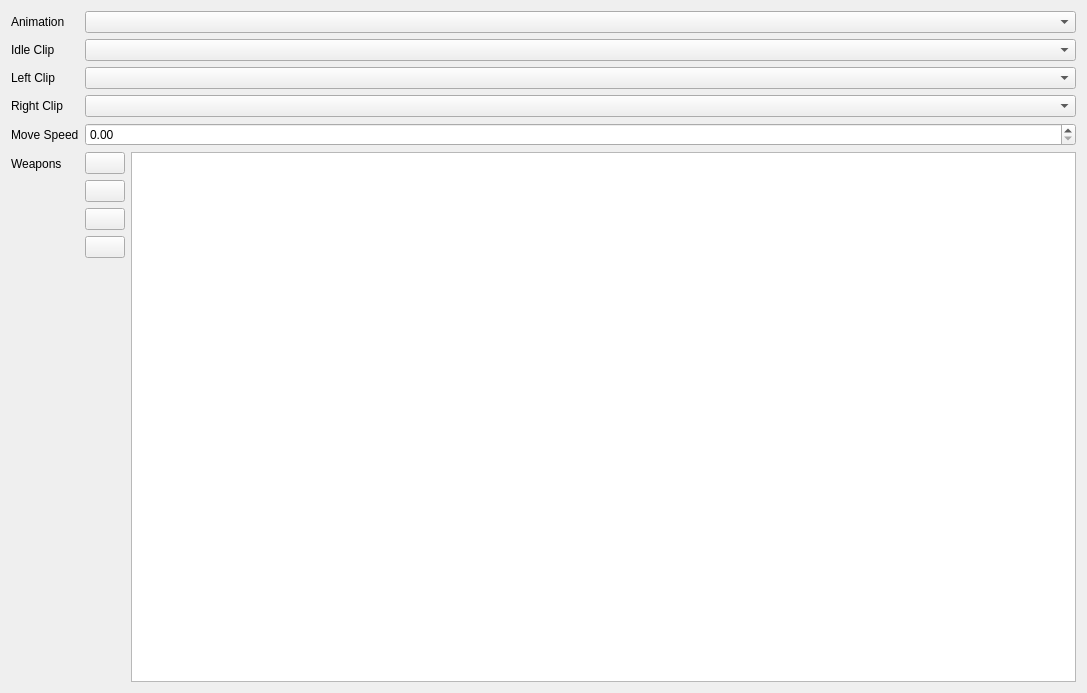
The window that tools/def_editor/ui/player.ui (aleios/SpaceProjectDreamcast) describes before a commit, drawn with Qt 5.
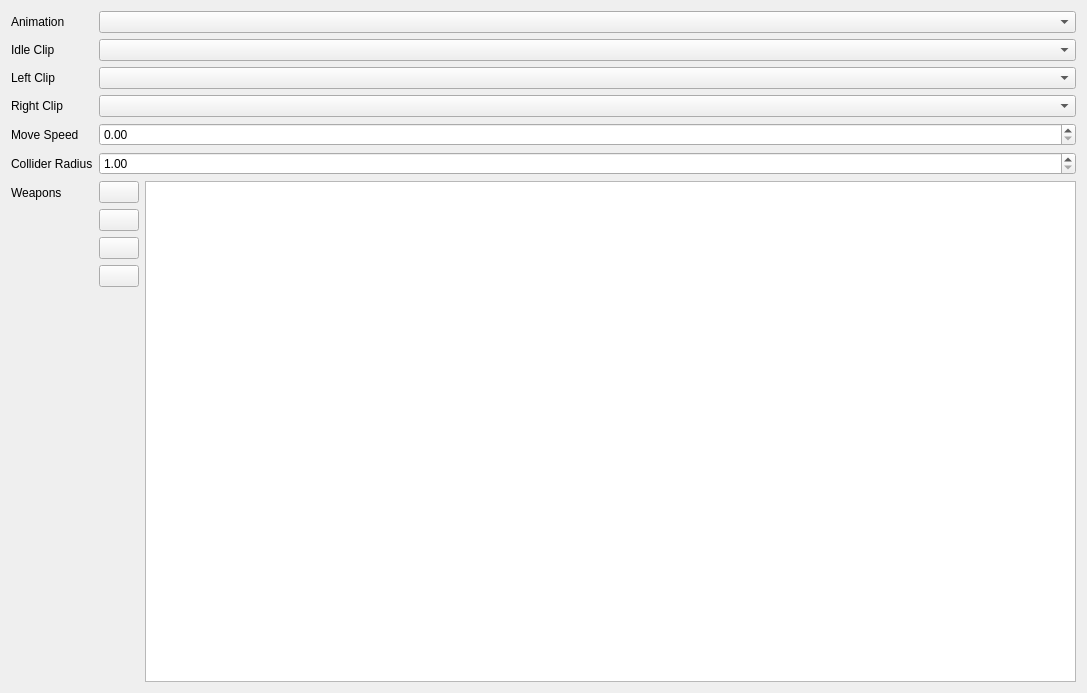
The same window after the commit. Icons and pictures are not drawn.

Commit message: feat: Collision radius for player and remove hardcoded values. feat: Debug render for colliders.

The edit to the form file:
```diff
--- a/tools/def_editor/ui/player.ui
+++ b/tools/def_editor/ui/player.ui
@@ -96,14 +96,14 @@
      </property>
     </widget>
    </item>
-   <item row="5" column="0">
+   <item row="6" column="0">
     <widget class="QLabel" name="label_6">
      <property name="text">
       <string>Weapons</string>
      </property>
     </widget>
    </item>
-   <item row="5" column="1">
+   <item row="6" column="1">
     <layout class="QHBoxLayout" name="horizontalLayout">
      <item>
       <layout class="QVBoxLayout" name="verticalLayout">
@@ -177,6 +177,26 @@
      </item>
     </layout>
    </item>
+   <item row="5" column="0">
+    <widget class="QLabel" name="label_7">
+     <property name="text">
+      <string>Collider Radius</string>
+     </property>
+    </widget>
+   </item>
+   <item row="5" column="1">
+    <widget class="QDoubleSpinBox" name="sbColliderRadius">
+     <property name="minimum">
+      <double>1.000000000000000</double>
+     </property>
+     <property name="maximum">
+      <double>1024.000000000000000</double>
+     </property>
+     <property name="value">
+      <double>1.000000000000000</double>
+     </property>
+    </widget>
+   </item>
   </layout>
  </widget>
  <resources/>
```
The commit also changes 21 other files.
